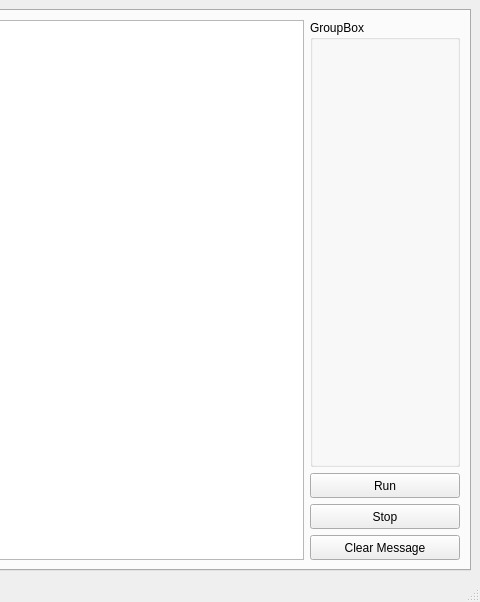
This is SerialAssistant/src/serialAssistant.ui in yuanluochen/serail-Assistant as Qt 5 draws it before an edit; both pictures show x 527 to 1007 and y 0 to 602 of the 1007 by 602 pixel window. The edited form follows.
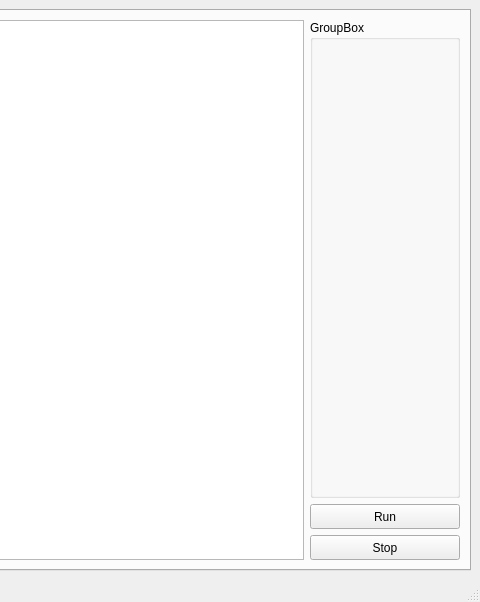
This is the edited form. The open tabs and pages were chosen to show the change. Custom widgets are drawn as their Qt base class.

Commit message: bate版的串口调试助手,代码很烂,回头改一下,未测试

```diff
--- a/SerialAssistant/src/serialAssistant.ui
+++ b/SerialAssistant/src/serialAssistant.ui
@@ -550,7 +550,7 @@
             <property name="minimumSize">
              <size>
               <width>0</width>
-              <height>400</height>
+              <height>450</height>
              </size>
             </property>
             <property name="title">
@@ -586,19 +586,6 @@
               </property>
              </widget>
             </item>
-            <item>
-             <widget class="QPushButton" name="clearMessageChartPbt">
-              <property name="minimumSize">
-               <size>
-                <width>150</width>
-                <height>25</height>
-               </size>
-              </property>
-              <property name="text">
-               <string>Clear Message</string>
-              </property>
-             </widget>
-            </item>
            </layout>
           </item>
          </layout>
```
The commit also changes 2 other files.
